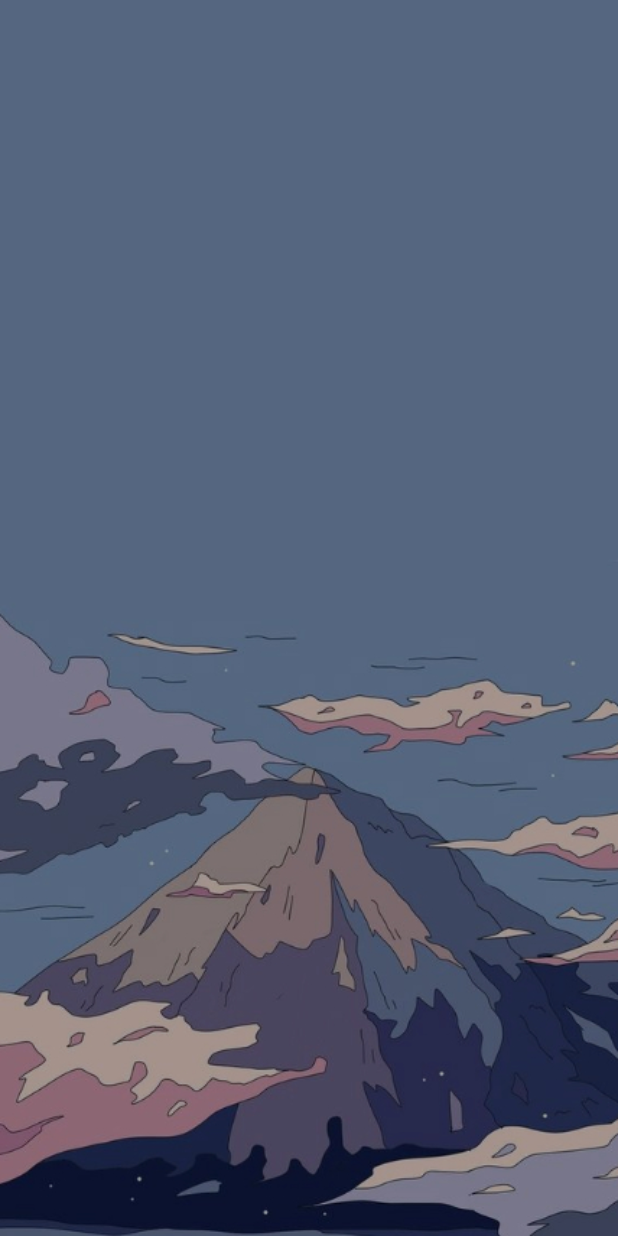
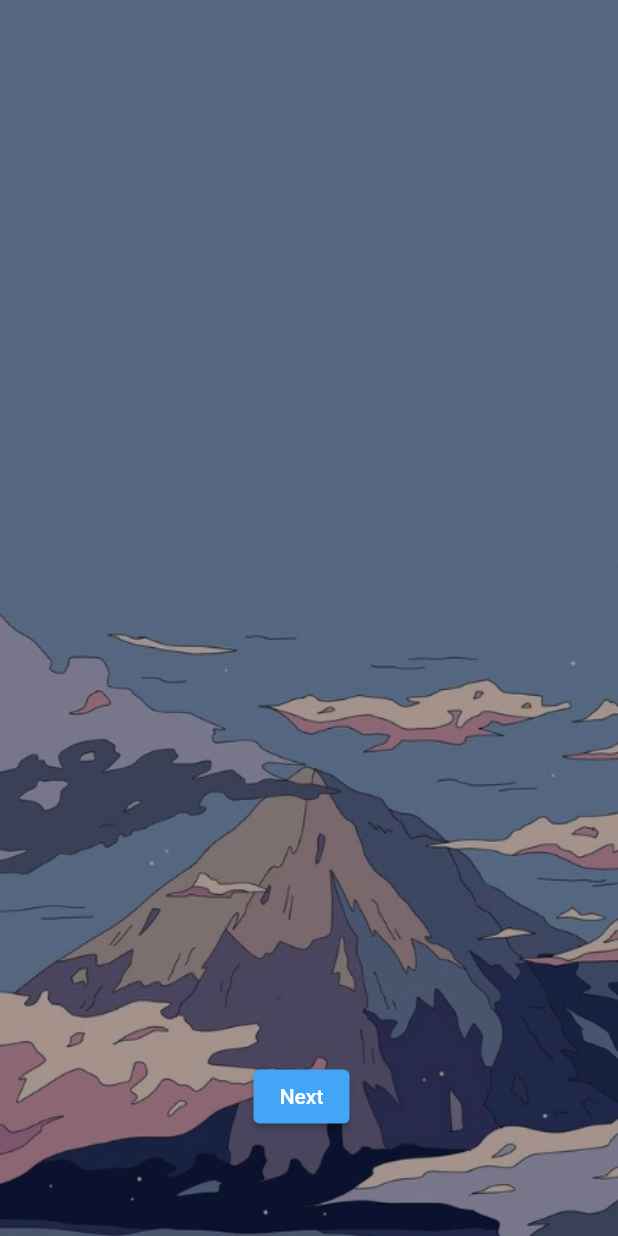
Before and after one commit to blackkiverson/UNI, a Flutter app: the screen it shows after launch, on a phone screen of 412 x 824 dp. Run offline on Flutter 3.47's test engine with Material 2 defaults, Android fonts, the phone set to English and light mode, and no system bars.

Commit message:
added a resposive elevated button widget

```diff
--- a/lib/pages/welcome_page.dart
+++ b/lib/pages/welcome_page.dart
@@ -68,7 +68,30 @@ class _WelcomePageState extends State<WelcomePage> {
                               color: Colors.white,
                               size: 16,
                             ),
-                          )
+                          ),
+                          // SizedBox(
+                          //   width: 200,
+                          //   height: 450,
+                          //   ),
+                          SizedBox(
+                            width: MediaQuery.of(context).size.width - 50,
+                            height: MediaQuery.of(context).size.height - 300,
+                            child: Align(
+                              alignment: Alignment.bottomCenter,
+                              child: ElevatedButton(
+                                  onPressed: () {},
+                                  child: const Text(
+                                    "Next",
+                                    style: TextStyle(color: Colors.white),
+                                  ),
+                                  style: ButtonStyle(
+                                      backgroundColor:
+                                          MaterialStateProperty.all<Color>(
+                                              Colors.blue.shade400)
+                                      )
+                                ),
+                            ),
+                          ),
                         ],
                       )
                     ],
```
Also changed, not shown: lib/widgets/responsive_button.dart (added, +33 -0 lines).
